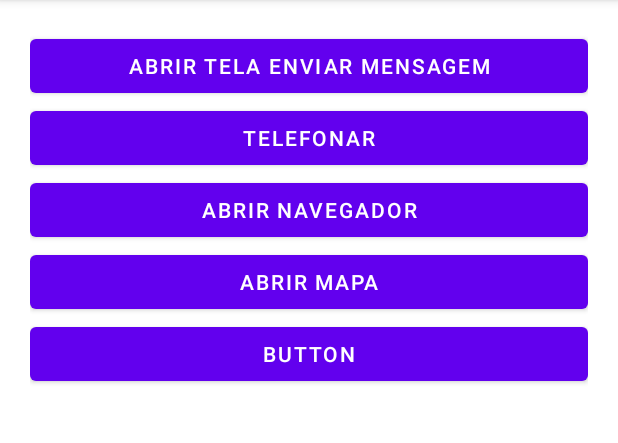
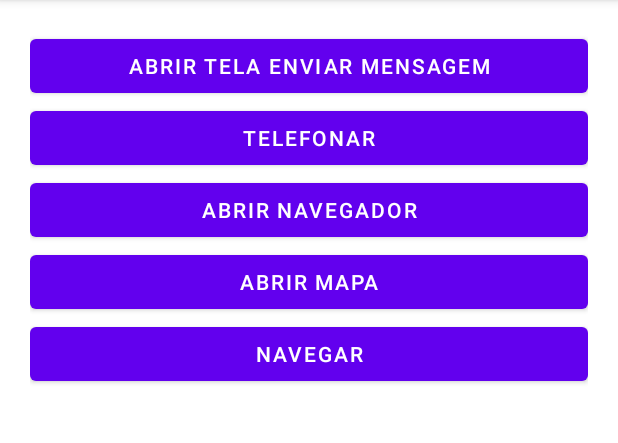
Before and after one commit to FelipeLambiazzi/TesteDeIntent, an Android app: the screen it shows after launch (MainActivity), on a phone screen of 412 x 824 dp, the part 84-527 px from its top. Run offline under Robolectric (Android 15) with nearby library versions, the phone set to English and light mode, and no system bars.

Commit message:
segundo cmomit
2 comit

```diff
--- a/Intecao/app/src/main/res/layout/activity_main.xml
+++ b/Intecao/app/src/main/res/layout/activity_main.xml
@@ -50,9 +50,10 @@
             android:text="Abrir Mapa" />
 
         <Button
-            android:id="@+id/button5"
+            android:id="@+id/btnNavegar"
             android:layout_width="match_parent"
             android:layout_height="wrap_content"
-            android:text="Button" />
+            android:onClick="btnNavegarClick"
+            android:text="Navegar" />
     </LinearLayout>
 </androidx.constraintlayout.widget.ConstraintLayout>
```
